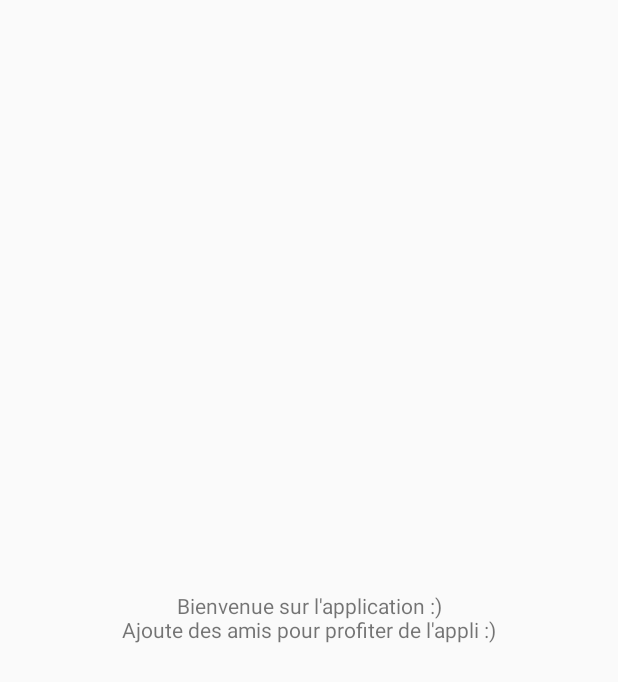
After one commit to petetina/newsongs, an Android app: the layout no_friends.xml on its own in the app's theme, with its tools: preview values and no code run, on a phone screen of 412 x 824 dp. The commit adds this screen. Shown: the top 682 px of the screen. Run offline under Robolectric (Android 15) with nearby library versions, the phone set to English and light mode, and no system bars.

Commit message:
no friends and no connection

```diff
--- a/app/src/main/java/newsongs/fr/newsongs/FirstUseActivity.java
+++ b/app/src/main/java/newsongs/fr/newsongs/FirstUseActivity.java
@@ -125,6 +125,7 @@ public class FirstUseActivity extends BaseActivity {
                                         Log.e("idutilisateur", Long.toString(currentUser.getId()));
 
                                         Intent intent = new Intent(FirstUseActivity.this, MainActivity.class);
+                                        intent.putExtra("firstuse",true);
                                         startActivity(intent);
                                     }
                                 }
--- /dev/null
+++ b/app/src/main/res/layout/no_friends.xml
@@ -0,0 +1,14 @@
+<?xml version="1.0" encoding="utf-8"?>
+<LinearLayout xmlns:android="http://schemas.android.com/apk/res/android"
+
+    xmlns:tools="http://schemas.android.com/tools"
+    android:layout_width="match_parent"
+    android:layout_height="match_parent">
+
+    <TextView
+        android:layout_width="match_parent"
+        android:layout_height="match_parent"
+        android:gravity="center_vertical|center"
+        android:text="@string/no_friends"
+        tools:style="@style/Base.TextAppearance.AppCompat.Medium" />
+</LinearLayout>
--- a/app/src/main/res/values/strings.xml
+++ b/app/src/main/res/values/strings.xml
@@ -24,4 +24,5 @@
     <string name="hello_blank_fragment">Hello blank fragment</string>
     <string name="contentDescriptionImage">background</string>
     <string name="no_connection">Veuillez vous connecter à Internet et redémarrer l\'appli !</string>
+    <string name="no_friends">Bienvenue sur l\'application :)\nAjoute des amis pour profiter de l\'appli :) </string>
 </resources>
```
Also changed, not shown: app/src/main/java/newsongs/fr/newsongs/MainActivity.java (+6 -4 lines).
